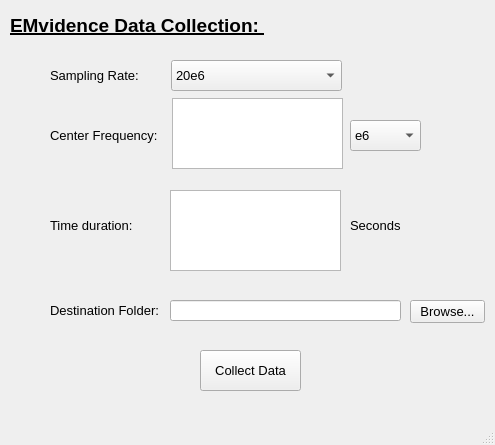
First picture: the form in application.ui, repository jdratnayake/EMvidence-Desktop, before the edit.
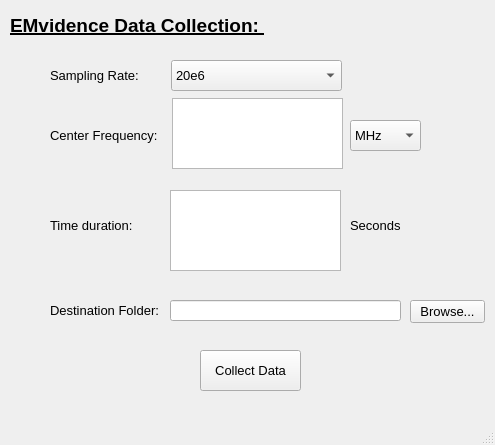
Second picture: the form after the edit. Icons and pictures are not drawn.

Diff of the .ui file:
```diff
--- a/application.ui
+++ b/application.ui
@@ -114,7 +114,7 @@
     </property>
     <item>
      <property name="text">
-      <string>e6</string>
+      <string>MHz</string>
      </property>
     </item>
     <item>
```
Left out of the diff: 6 changed lines with no effect on the pictures.
